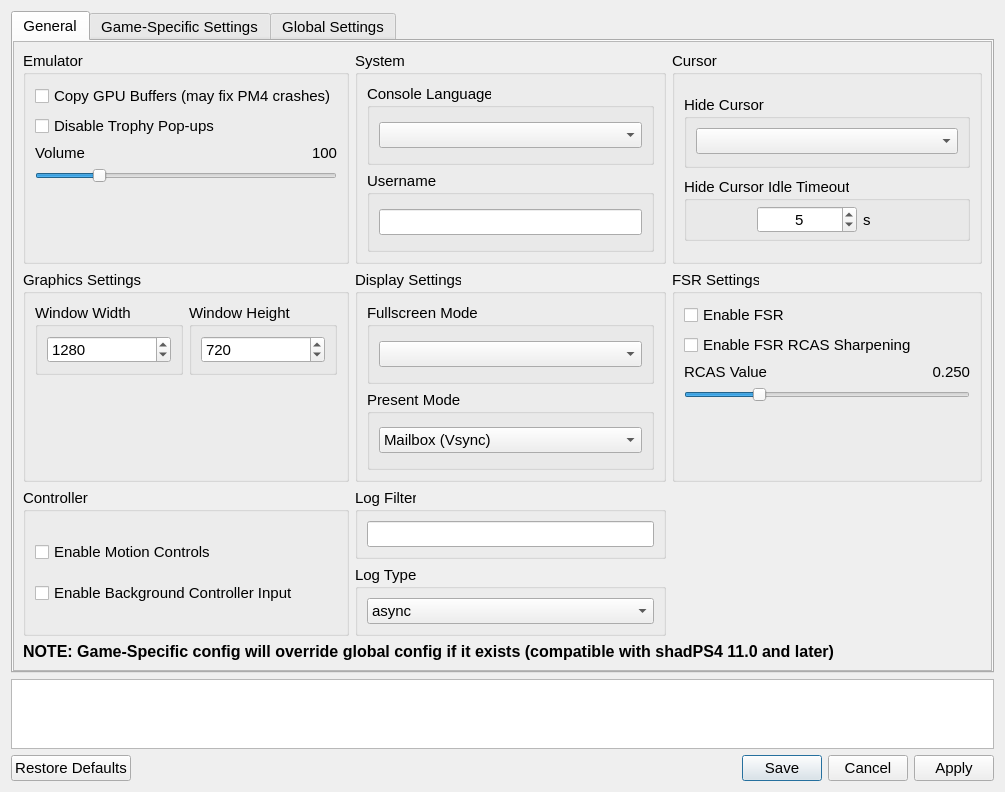
Before: the Qt Designer form settings/ShadSettings.ui in rainmakerv3/BB_Launcher, drawn with Qt 5.
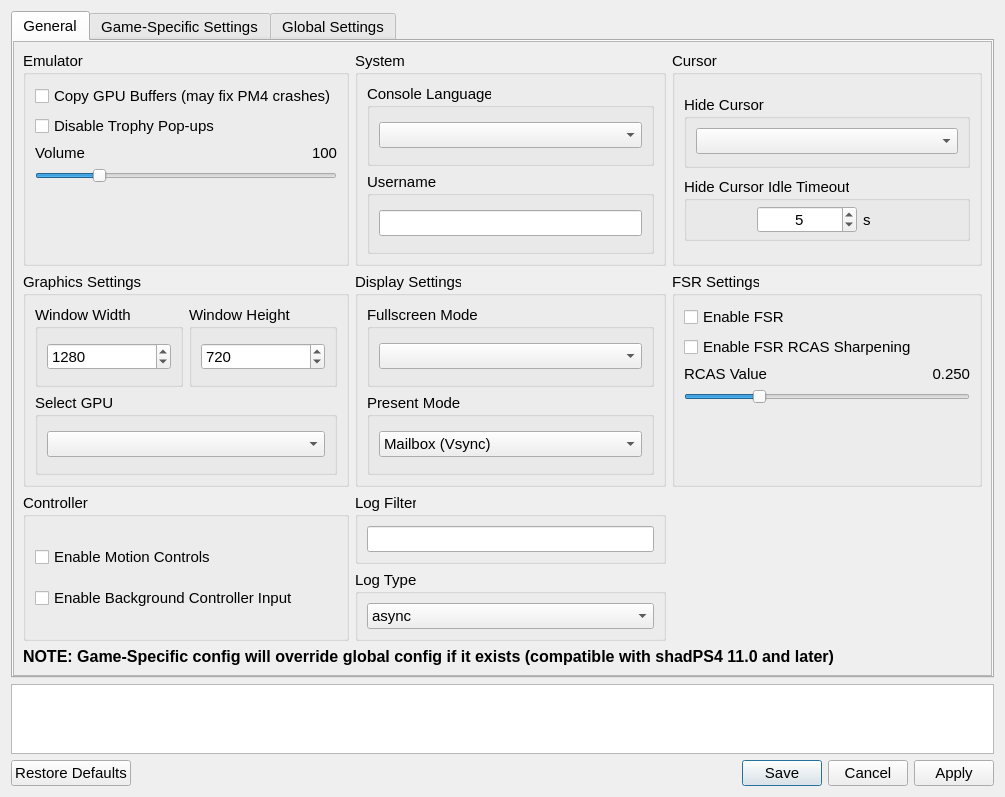
After: the same form once the commit is applied. Icons and pictures are not drawn.

```diff
--- a/settings/ShadSettings.ui
+++ b/settings/ShadSettings.ui
@@ -10,7 +10,7 @@
     <x>0</x>
     <y>0</y>
     <width>1005</width>
-    <height>792</height>
+    <height>797</height>
    </rect>
   </property>
   <property name="sizePolicy">
@@ -66,7 +66,7 @@
          <x>0</x>
          <y>0</y>
          <width>981</width>
-         <height>628</height>
+         <height>633</height>
         </rect>
        </property>
        <layout class="QVBoxLayout" name="generalTabVLayout" stretch="0,0">
@@ -274,17 +274,16 @@
                 </layout>
                </item>
                <item>
-                <spacer name="verticalSpacer_2">
-                 <property name="orientation">
-                  <enum>Qt::Orientation::Vertical</enum>
+                <widget class="QGroupBox" name="GpuGroupBox">
+                 <property name="title">
+                  <string>Select GPU</string>
                  </property>
-                 <property name="sizeHint" stdset="0">
-                  <size>
-                   <width>20</width>
-                   <height>40</height>
-                  </size>
-                 </property>
-                </spacer>
+                 <layout class="QVBoxLayout" name="verticalLayout_6">
+                  <item>
+                   <widget class="QComboBox" name="graphicsAdapterBox"/>
+                  </item>
+                 </layout>
+                </widget>
                </item>
               </layout>
              </widget>
```
